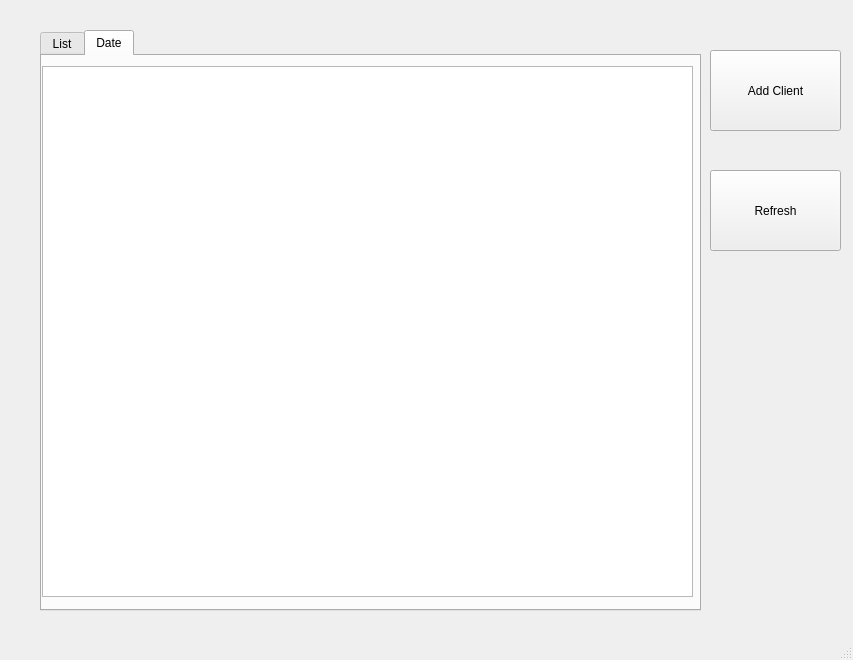
This is Appointment_System/src/view/mainwindow.ui in hchen106/Appointment_System as Qt 5 draws it before an edit. The edited form follows.
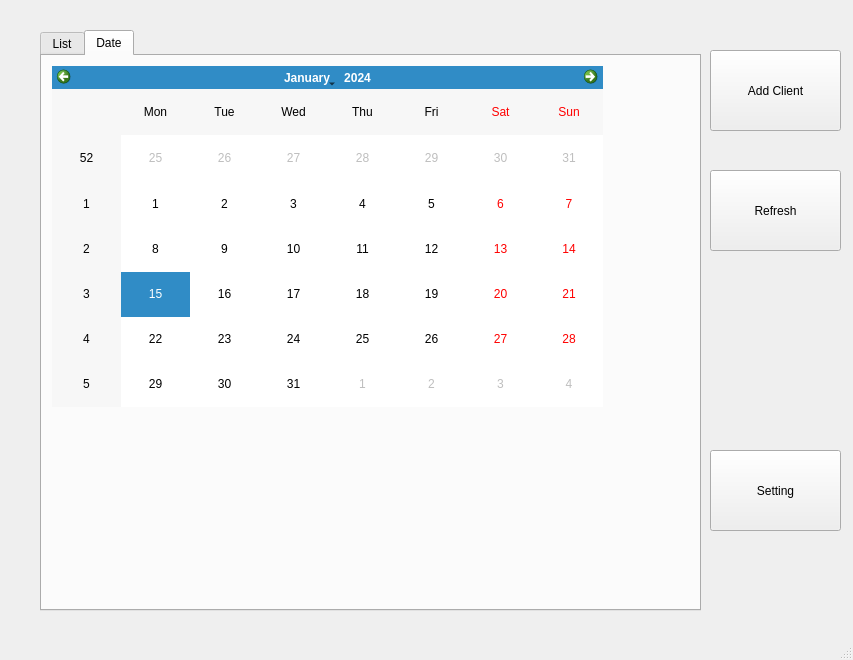
This is the edited form. The open tabs and pages were chosen to show the change.

Diff of the .ui file:
```diff
--- a/Appointment_System/src/view/mainwindow.ui
+++ b/Appointment_System/src/view/mainwindow.ui
@@ -58,13 +58,13 @@
      <attribute name="title">
       <string>Date</string>
      </attribute>
-     <widget class="QTableView" name="tableView">
+     <widget class="QCalendarWidget" name="calendarWidget">
       <property name="geometry">
        <rect>
-        <x>0</x>
+        <x>10</x>
         <y>10</y>
-        <width>651</width>
-        <height>531</height>
+        <width>551</width>
+        <height>341</height>
        </rect>
       </property>
      </widget>
@@ -83,6 +83,19 @@
      <string>Refresh</string>
     </property>
    </widget>
+   <widget class="QPushButton" name="setting_btn">
+    <property name="geometry">
+     <rect>
+      <x>710</x>
+      <y>450</y>
+      <width>131</width>
+      <height>81</height>
+     </rect>
+    </property>
+    <property name="text">
+     <string>Setting</string>
+    </property>
+   </widget>
   </widget>
   <widget class="QMenuBar" name="menubar">
    <property name="geometry">
```
Left out of the diff: 9 changed lines with no effect on the pictures.
